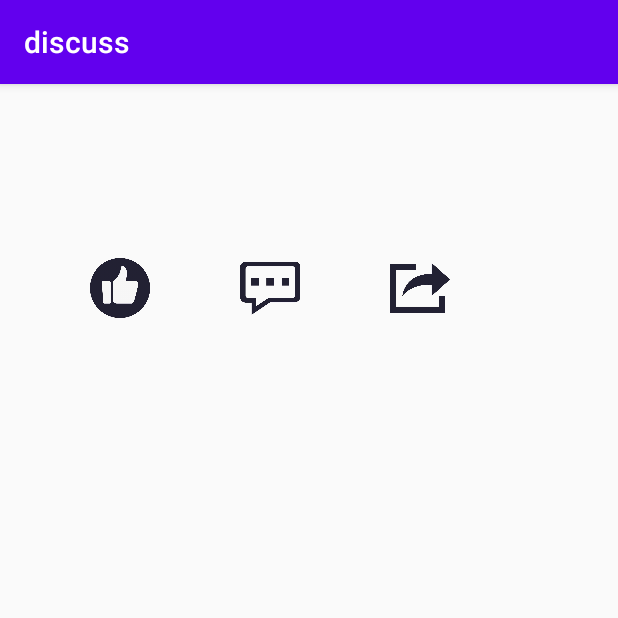
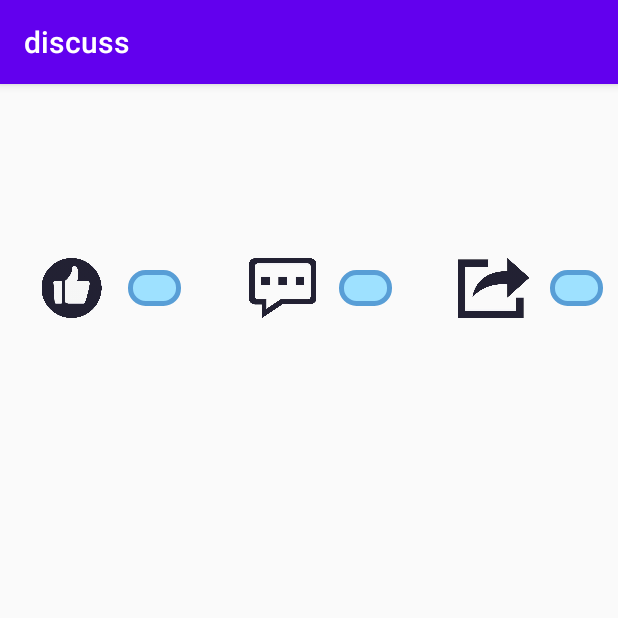
Before and after one commit to cytcytcyt/cyt_as_project, an Android app: the talkThemeActivity screen opened directly, with no data from a screen before it, on a phone screen of 412 x 824 dp, the top half of it. Run offline under Robolectric (Android 15) with nearby library versions, the phone set to English and light mode, and no system bars; 1 statement that could not run was skipped.

Commit message:
cyt修复了大量bug 修改布局

```diff
--- a/app/src/main/java/com/example/discuss/answerMeAdapter.java
+++ b/app/src/main/java/com/example/discuss/answerMeAdapter.java
@@ -34,7 +34,7 @@ public class answerMeAdapter extends ArrayAdapter<Answer> {
         TextView theme=(TextView) view.findViewById(R.id.theme);
         TextView content=(TextView) view.findViewById(R.id.content);
 
-        touXiang.setImageResource(R.drawable.stu);
+        touXiang.setImageResource(R.drawable.photo);
         publisher.setText(answer.getNickName());
         publishTime.setText(answer.getPublishTime());
         theme.setText(answer.getTheme());
--- a/app/src/main/java/com/example/discuss/chiefActivity.java
+++ b/app/src/main/java/com/example/discuss/chiefActivity.java
@@ -95,7 +95,7 @@ private int num;
                             publisher = cursor1.getString(0);
                         }
 
-                        Theme one = new Theme(R.drawable.huifu, publisher, publishTime, theme, thumbUpNum, answerNum, zhuanNum);
+                        Theme one = new Theme(R.drawable.photo, publisher, publishTime, theme, thumbUpNum, answerNum, zhuanNum);
                         themeList.add(one);
                     }while(cursor.moveToNext());
                 }else{
--- a/app/src/main/res/drawable/dialog.xml
+++ b/app/src/main/res/drawable/dialog.xml
@@ -3,11 +3,11 @@
     <!-- rectangle表示为矩形 -->
 
     <!-- 填充的颜色 -->
-    <solid android:color="#799EE1FF" />
+    <solid android:color="#9EE1FF" />
 
     <!-- 边框的颜色和粗细 -->
     <stroke
-        android:width="2dp"
+        android:width="3dp"
         android:color="#589ED6"
         />
 
--- a/app/src/main/res/drawable/discussinput.xml
+++ b/app/src/main/res/drawable/discussinput.xml
@@ -1,5 +1,5 @@
 <?xml version="1.0" encoding="utf-8"?>
 <shape xmlns:android="http://schemas.android.com/apk/res/android">
-    <solid android:color="#799EE1FF"/>
+    <solid android:color="#BC9ECAFF"/>
     <corners android:radius="10dp"/>
 </shape>
--- a/app/src/main/res/layout/talktheme_item.xml
+++ b/app/src/main/res/layout/talktheme_item.xml
@@ -7,6 +7,7 @@
     android:descendantFocusability="blocksDescendants">
 <LinearLayout
     android:layout_marginTop="15dp"
+    android:paddingLeft="10dp"
     android:layout_width="match_parent"
     android:layout_height="wrap_content"
     android:orientation="horizontal">
@@ -21,14 +22,16 @@
         android:orientation="vertical">
         <TextView
             android:id="@+id/nickName"
-            android:background="#FFEB3B"
+            android:paddingTop="5dp"
+            android:paddingLeft="5dp"
             android:textColor="#000000"
-            android:textSize="15sp"
+            android:textSize="20sp"
             android:layout_width="wrap_content"
             android:layout_height="wrap_content"/>
         <TextView
             android:id="@+id/publishTime"
-            android:background="#2196F3"
+            android:paddingTop="5dp"
+            android:paddingLeft="5dp"
             android:textColor="#000000"
             android:textSize="15sp"
             android:layout_width="wrap_content"
@@ -39,64 +42,76 @@
         android:id="@+id/theme"
         android:layout_width="match_parent"
         android:layout_height="wrap_content"
-        android:textColor="#000000"
+        android:textColor="#3F51B5"
         android:textSize="30sp"
         android:textStyle="bold"/>
+
         <LinearLayout
             android:layout_marginBottom="15dp"
             android:layout_width="match_parent"
             android:layout_height="wrap_content"
             android:orientation="horizontal">
-
+            <!--            -->
             <ImageButton
                 android:id="@+id/thumbUp"
                 android:onClick="onClick"
                 android:layout_width="40dp"
                 android:layout_height="40dp"
-        android:layout_marginLeft="60dp"
+                android:layout_weight="1"
+                android:layout_marginLeft="10dp"
                 android:background="#00000000"
                 android:scaleType="fitCenter"
                 android:src="@drawable/dianzan" />
             <TextView
                 android:id="@+id/thumbUpNum"
-            android:background="#47B9C8"
+                android:background="@drawable/dialog"
+                android:gravity="center"
                 android:textSize="17sp"
                 android:layout_width="wrap_content"
                 android:layout_height="wrap_content"
+                android:layout_weight="1"
                 android:layout_gravity="center"/>
-
+            <!--        android:onClick="onClick"-->
             <ImageButton
                 android:id="@+id/answer"
                 android:onClick="onClick"
                 android:layout_width="40dp"
                 android:layout_height="40dp"
-            android:layout_marginLeft="60dp"
+                android:layout_weight="1"
+                android:layout_marginLeft="30dp"
                 android:background="#00000000"
                 android:scaleType="fitCenter"
                 android:src="@drawable/huifu" />
             <TextView
                 android:id="@+id/answerNum"
-            android:background="#9C27B0"
+                android:background="@drawable/dialog"
+                android:gravity="center"
                 android:textSize="17sp"
                 android:layout_width="wrap_content"
                 android:layout_height="wrap_content"
+                android:layout_weight="1"
                 android:layout_gravity="center"/>
-
+            <!--        android:onClick="onClick"-->
             <ImageButton
                 android:id="@+id/send"
                 android:onClick="onClick"
                 android:layout_width="40dp"
                 android:layout_height="40dp"
-            android:layout_marginLeft="60dp"
+                android:layout_weight="1"
+                android:layout_marginLeft="30dp"
                 android:background="#00000000"
                 android:scaleType="fitCenter"
                 android:src="@drawable/zhuanfa" />
             <TextView
                 android:id="@+id/zhuanNum"
-            android:background="#673AB7"
+                android:background="@drawable/dialog"
                 android:textSize="17sp"
+                android:gravity="center"
+                android:layout_marginRight="10dp"
                 android:layout_width="wrap_content"
                 android:layout_height="wrap_content"
+                android:layout_weight="1"
                 android:layout_gravity="center"/>
         </LinearLayout>
+
     </LinearLayout>
```
Also changed, not shown: app/src/main/java/com/example/discuss/AnswerOrderHelper.java (+4 -4 lines), app/src/main/java/com/example/discuss/ThemeOrderHelper.java (+4 -4 lines), app/src/main/java/com/example/discuss/personalActivity.java (+8 -0 lines), app/src/main/res/layout/activity_answer_chief.xml (+14 -13 lines), app/src/main/res/layout/activity_choose_definition.xml (+2 -11 lines), app/src/main/res/layout/activity_theme_and_answers.xml (+23 -17 lines), app/src/main/res/layout/answer_item.xml (+7 -5 lines), app/src/main/res/layout/answerme.xml (+19 -7 lines), app/src/main/res/layout/mywords.xml (+4 -4 lines), app/src/main/res/drawable/photo.jpg (added). Lines whose indentation alone changed are shown as unchanged.
